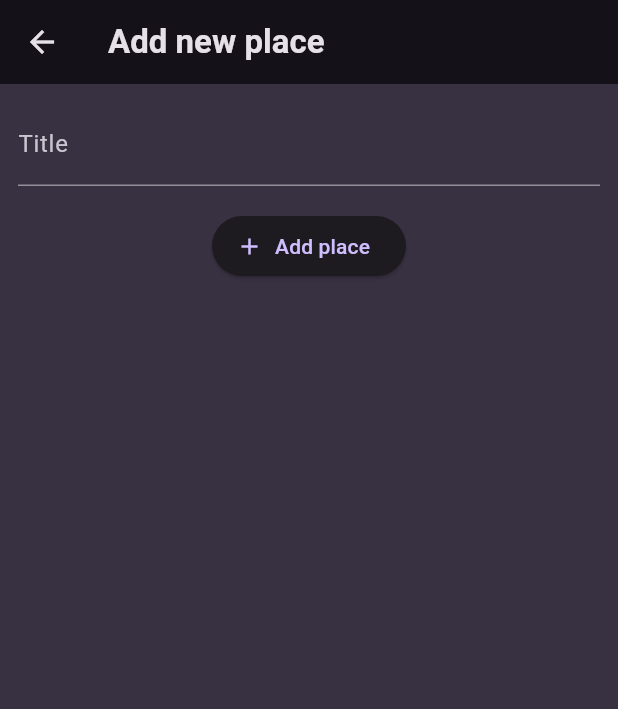
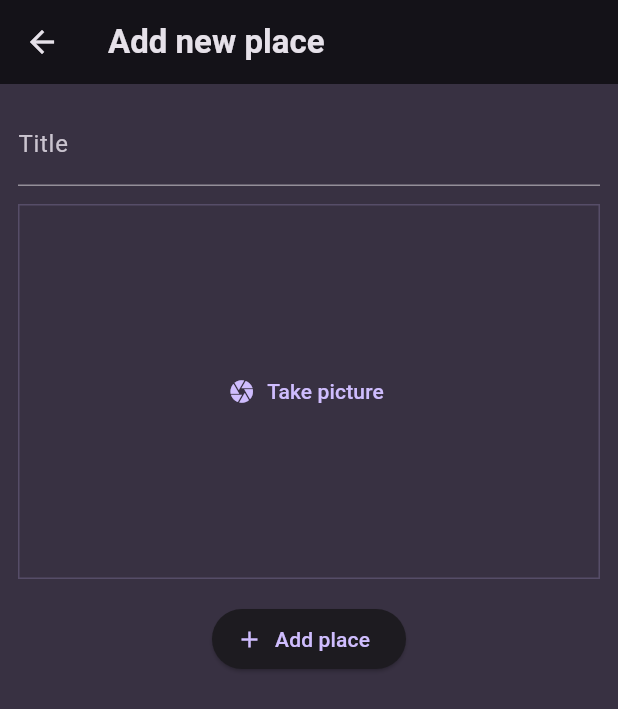
Before and after one commit to haido86/flutter-favorite-places-app, a Flutter app: the AddPlaceScreen screen opened directly, on a phone screen of 412 x 824 dp. Shown: the top 709 px of the screen. Run offline on Flutter 3.47's test engine with Material 3 defaults, Android fonts, the phone set to English and light mode, and no system bars; our stand-ins replace flutter_riverpod, google_fonts.

Commit message:
Add class for input image

```diff
--- a/lib/screens/add_place_screen.dart
+++ b/lib/screens/add_place_screen.dart
@@ -1,6 +1,7 @@
 import 'package:favorite_places_app/models/place.dart';
 import 'package:favorite_places_app/providers/user_places_provider.dart';
 import 'package:favorite_places_app/screens/places_screen.dart';
+import 'package:favorite_places_app/widgets/image_input.dart';
 import 'package:favorite_places_app/widgets/place_list.dart';
 import 'package:flutter/material.dart';
 import 'package:flutter_riverpod/flutter_riverpod.dart';
@@ -52,6 +53,10 @@ class _AddPlaceScreenState extends ConsumerState<AddPlaceScreen> {
                 ),
                 controller: _titleController,
               ),
+              const SizedBox(
+                height: 12,
+              ),
+              const InputImage(),
               const SizedBox(height: 16),
               ElevatedButton.icon(
                   onPressed: _savePlace,
--- /dev/null
+++ b/lib/widgets/image_input.dart
@@ -0,0 +1,32 @@
+import 'package:flutter/material.dart';
+
+class InputImage extends StatefulWidget {
+  const InputImage({super.key});
+  @override
+  State<InputImage> createState() {
+    return _InputImageState();
+  }
+}
+
+class _InputImageState extends State<InputImage> {
+  void _takePicture() {}
+
+  @override
+  Widget build(BuildContext context) {
+    return Container(
+      decoration: BoxDecoration(
+        border: Border.all(
+          color: Theme.of(context).colorScheme.primary.withOpacity(0.2),
+        ),
+      ),
+      alignment: Alignment.center,
+      height: 250,
+      width: double.infinity,
+      child: TextButton.icon(
+        onPressed: _takePicture,
+        icon: const Icon(Icons.camera),
+        label: const Text('Take picture'),
+      ),
+    );
+  }
+}
```
